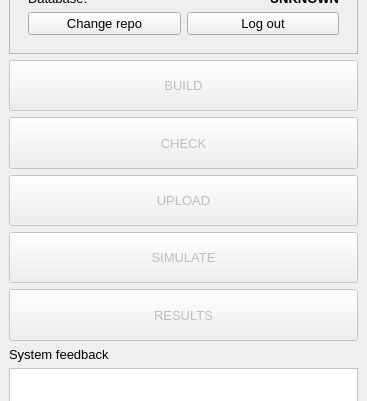
Above: threedi_api_qgis_client/threedi_api_qgis_client_dockwidget_base.ui from nens/threedi-api-qgis-client before the change; both pictures show x 0 to 367 and y 199 to 600 of the 367 by 848 pixel window. Below: the same form after it.
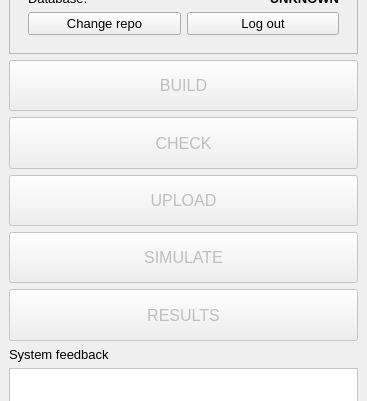
That is the form after the change. Icons and pictures are not drawn.

```diff
--- a/threedi_api_qgis_client/threedi_api_qgis_client_dockwidget_base.ui
+++ b/threedi_api_qgis_client/threedi_api_qgis_client_dockwidget_base.ui
@@ -48,9 +48,27 @@
         <height>0</height>
        </size>
       </property>
+      <property name="font">
+       <font>
+        <pointsize>12</pointsize>
+       </font>
+      </property>
       <property name="text">
        <string>RESULTS</string>
       </property>
+      <property name="icon">
+       <iconset>
+        <normaloff>icons/results.svg</normaloff>icons/results.svg</iconset>
+      </property>
+      <property name="iconSize">
+       <size>
+        <width>36</width>
+        <height>36</height>
+       </size>
+      </property>
+      <property name="toolButtonStyle">
+       <enum>Qt::ToolButtonTextBesideIcon</enum>
+      </property>
      </widget>
     </item>
     <item row="9" column="0">
@@ -104,9 +122,27 @@
         <height>0</height>
        </size>
       </property>
+      <property name="font">
+       <font>
+        <pointsize>12</pointsize>
+       </font>
+      </property>
       <property name="text">
        <string>CHECK</string>
       </property>
+      <property name="icon">
+       <iconset>
+        <normaloff>icons/check.svg</normaloff>icons/check.svg</iconset>
+      </property>
+      <property name="iconSize">
+       <size>
+        <width>36</width>
+        <height>36</height>
+       </size>
+      </property>
+      <property name="toolButtonStyle">
+       <enum>Qt::ToolButtonTextBesideIcon</enum>
+      </property>
      </widget>
     </item>
     <item row="2" column="0" colspan="3">
@@ -126,9 +162,30 @@
         <height>0</height>
        </size>
       </property>
+      <property name="font">
+       <font>
+        <pointsize>12</pointsize>
+       </font>
+      </property>
+      <property name="layoutDirection">
+       <enum>Qt::LeftToRight</enum>
+      </property>
       <property name="text">
        <string>BUILD</string>
       </property>
+      <property name="icon">
+       <iconset>
+        <normaloff>icons/build.svg</normaloff>icons/build.svg</iconset>
+      </property>
+      <property name="iconSize">
+       <size>
+        <width>36</width>
+        <height>36</height>
+       </size>
+      </property>
+      <property name="toolButtonStyle">
+       <enum>Qt::ToolButtonTextBesideIcon</enum>
+      </property>
      </widget>
     </item>
     <item row="4" column="0" colspan="3">
@@ -148,9 +205,27 @@
         <height>0</height>
        </size>
       </property>
+      <property name="font">
+       <font>
+        <pointsize>12</pointsize>
+       </font>
+      </property>
       <property name="text">
        <string>UPLOAD</string>
       </property>
+      <property name="icon">
+       <iconset>
+        <normaloff>icons/upload.svg</normaloff>icons/upload.svg</iconset>
+      </property>
+      <property name="iconSize">
+       <size>
+        <width>36</width>
+        <height>36</height>
+       </size>
+      </property>
+      <property name="toolButtonStyle">
+       <enum>Qt::ToolButtonTextBesideIcon</enum>
+      </property>
      </widget>
     </item>
     <item row="0" column="0" colspan="3">
@@ -379,9 +454,27 @@
         <height>0</height>
        </size>
       </property>
+      <property name="font">
+       <font>
+        <pointsize>12</pointsize>
+       </font>
+      </property>
       <property name="text">
        <string>SIMULATE</string>
       </property>
+      <property name="icon">
+       <iconset>
+        <normaloff>icons/api.svg</normaloff>icons/api.svg</iconset>
+      </property>
+      <property name="iconSize">
+       <size>
+        <width>36</width>
+        <height>36</height>
+       </size>
+      </property>
+      <property name="toolButtonStyle">
+       <enum>Qt::ToolButtonTextBesideIcon</enum>
+      </property>
      </widget>
     </item>
    </layout>
```
